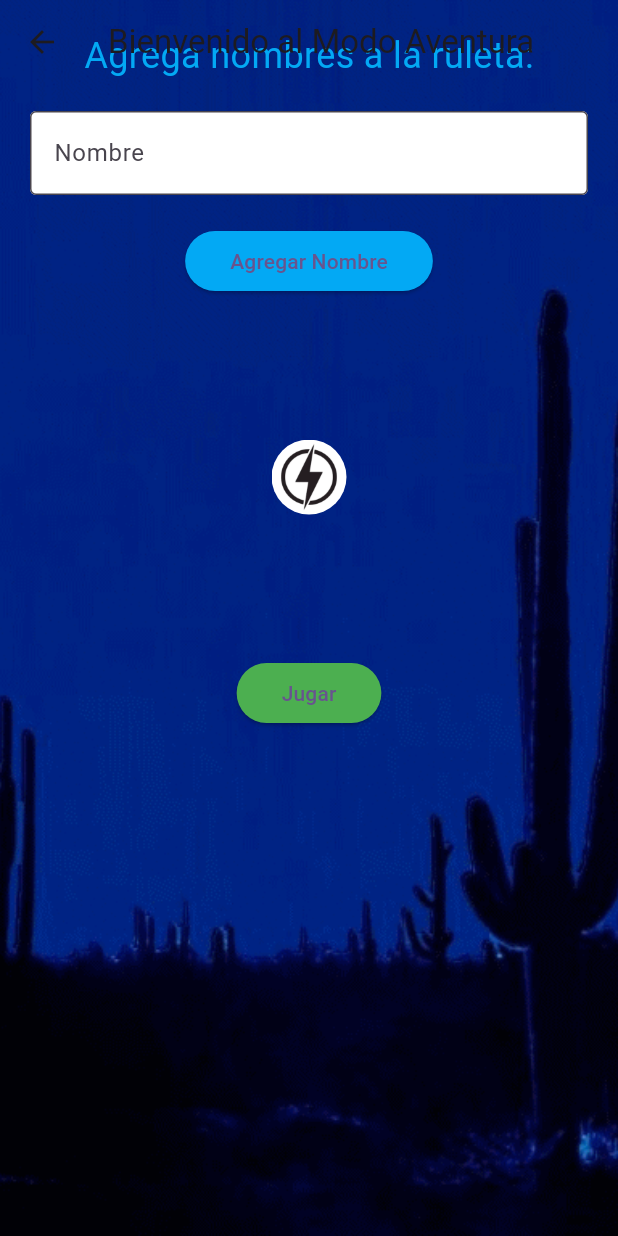
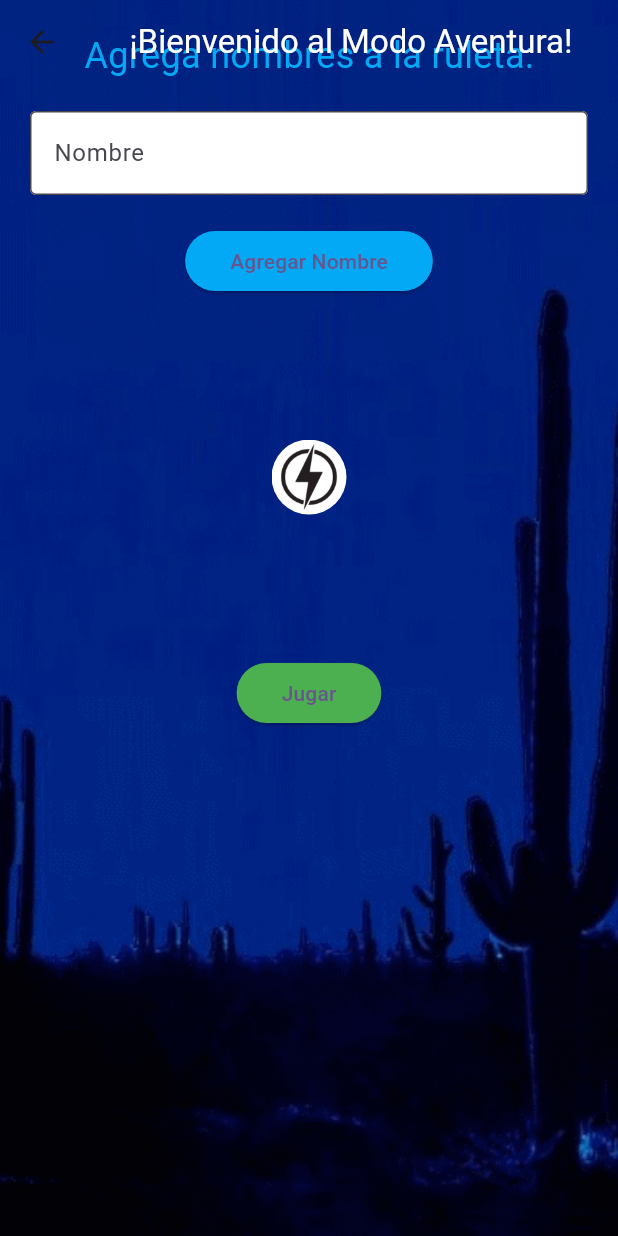
Before and after one commit to enneeeeer/tragovoltaje, a Flutter app: the ModoAventuraPage screen opened directly, on a phone screen of 412 x 824 dp. Run offline on Flutter 3.47's test engine with Material 3 defaults, Android fonts, the phone set to English and light mode, and no system bars; drawn by our look-alikes of flutter_animate; our stand-ins replace font_awesome_flutter; missing offline and left inert: android_intent_plus.

Commit message:
Eliminar titulo de los modos

```diff
--- a/flutter_application_2/lib/main.dart
+++ b/flutter_application_2/lib/main.dart
@@ -1,7 +1,10 @@
 import 'package:flutter/material.dart';
+import 'package:flutter/services.dart';
 import 'splash_screen.dart'; // Importa splash_screen.dart
 
 void main() {
+  WidgetsFlutterBinding.ensureInitialized();
+  SystemChrome.setEnabledSystemUIMode(SystemUiMode.immersiveSticky);
   runApp(const MyApp());
 }
 
--- a/flutter_application_2/lib/modo_aventura_page.dart
+++ b/flutter_application_2/lib/modo_aventura_page.dart
@@ -2,6 +2,7 @@ import 'package:flutter/material.dart';
 import 'dart:math';
 import 'package:flutter_animate/flutter_animate.dart'; // Importa flutter_animate para animaciones
 import 'ruleta_juego_page.dart'; // Importar la nueva página
+import 'dart:async';
 
 class ModoAventuraPage extends StatefulWidget {
   const ModoAventuraPage({super.key});
@@ -13,6 +14,17 @@ class ModoAventuraPage extends StatefulWidget {
 class _ModoAventuraPageState extends State<ModoAventuraPage> {
   final TextEditingController _controller = TextEditingController();
   final List<String> _nombres = [];
+  bool _showTitle = true;
+
+  @override
+  void initState() {
+    super.initState();
+    Timer(const Duration(seconds: 3), () {
+      setState(() {
+        _showTitle = false;
+      });
+    });
+  }
 
   @override
   Widget build(BuildContext context) {
@@ -21,7 +33,16 @@ class _ModoAventuraPageState extends State<ModoAventuraPage> {
       appBar: AppBar(
         backgroundColor: Colors.transparent,
         elevation: 0,
-        title: Text('Bienvenido al Modo Aventura'),
+        title: AnimatedOpacity(
+          opacity: _showTitle ? 1.0 : 0.0,
+          duration: const Duration(seconds: 1),
+          child: Center(
+              child: Text('¡Bienvenido al Modo Aventura!',
+                  style: TextStyle(
+                    color: Colors.white,
+                    fontFamily: 'Roboto'
+                  ))),
+        ),
       ),
       body: SingleChildScrollView(
         child: Stack(
```
Also changed, not shown: flutter_application_2/lib/modo_basico_page.dart (+22 -1 lines), flutter_application_2/lib/modo_confesiones_page.dart (+22 -1 lines), flutter_application_2/lib/modo_desafio_page.dart (+22 -1 lines), flutter_application_2/lib/modo_extremo_page.dart (+22 -1 lines).
